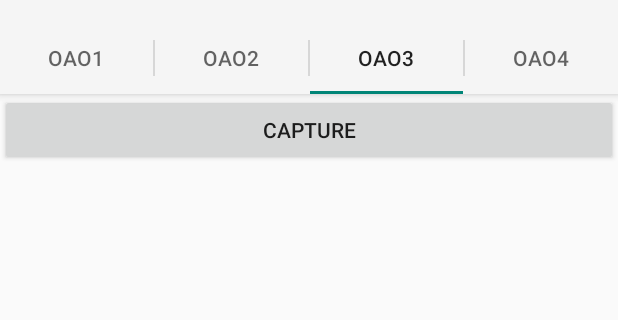
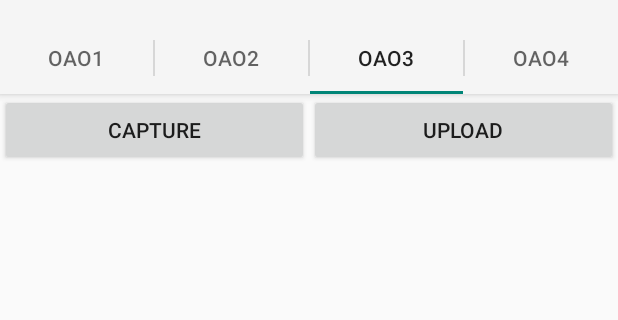
Before and after one commit to NTUDesignPatterns2014/DrawDroid, an Android app: the screen it shows after launch (MainActivity), tab 3 chosen, on a phone screen of 412 x 824 dp, the part 62-382 px from its top. Run offline under Robolectric (Android 15) with nearby library versions, the phone set to English and light mode, and no system bars; libraries missing offline, so code that uses them is left out: org.opencv.android; 5 statements that could not run were skipped.

Commit message:
CaptureView upload雛形
可以按Upload，但即使有登入FB，ParseManager還是會判成沒登入。
推測是因為沒有用ParseFacebookUtils登入。

```diff
--- a/PaintHelper/app/src/main/res/layout/page_3_frag.xml
+++ b/PaintHelper/app/src/main/res/layout/page_3_frag.xml
@@ -4,12 +4,25 @@
     android:layout_height="match_parent"
     android:gravity="center"
     android:orientation="vertical" >
-    <Button
-        android:id="@+id/btn_capture"
+    <TableLayout
         android:layout_width="match_parent"
         android:layout_height="wrap_content"
-        android:text="Capture"
-    />
+        android:stretchColumns="0,1">
+        <TableRow
+            android:layout_width="match_parent"
+            android:layout_height="wrap_content">
+            <Button
+                android:id="@+id/btn_capture"
+                android:layout_width="match_parent"
+                android:layout_height="wrap_content"
+                android:text="Capture" />
+            <Button
+                android:id="@+id/btn_upload"
+                android:layout_width="match_parent"
+                android:layout_height="wrap_content"
+                android:text="Upload" />
+        </TableRow>
+    </TableLayout>
     <ImageView
         android:id="@+id/imgview_capture"
         android:layout_width="match_parent"
```
Also changed, not shown: PaintHelper/app/src/main/java/com/ntu/sdp2/painthelper/Page_3.java (+57 -9 lines).
